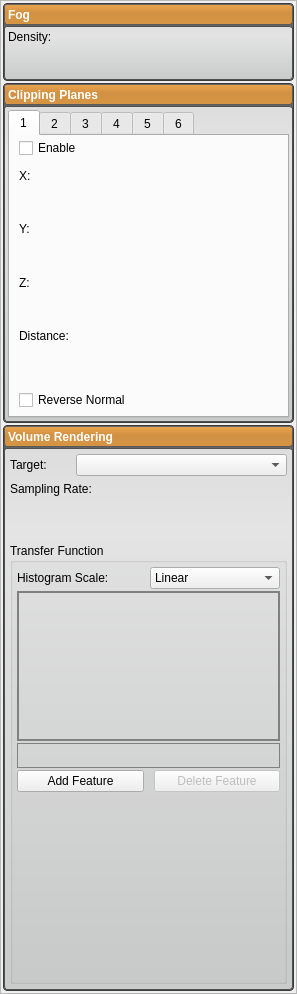
jessdtate/Seg3D, file src/Interface/Application/RenderingDockWidget.ui: the form before one commit.
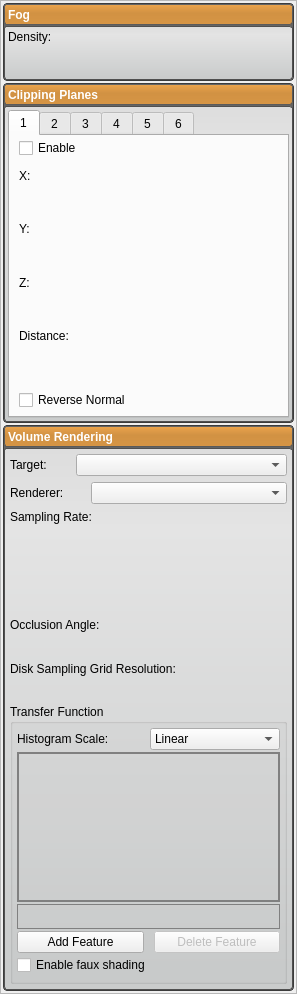
The form after the commit. Custom widgets are drawn as their Qt base class.

Commit message: Added UI controls for ambient occlusion volume renderer.

```diff
--- a/src/Interface/Application/RenderingDockWidget.ui
+++ b/src/Interface/Application/RenderingDockWidget.ui
@@ -224,7 +224,7 @@
          <x>0</x>
          <y>0</y>
          <width>295</width>
-         <height>966</height>
+         <height>970</height>
         </rect>
        </property>
        <layout class="QVBoxLayout" name="scroll_area_layout_">
@@ -1444,6 +1444,35 @@
                 </layout>
                </widget>
               </item>
+              <item>
+               <layout class="QHBoxLayout" name="horizontalLayout_7">
+                <property name="bottomMargin">
+                 <number>0</number>
+                </property>
+                <item>
+                 <widget class="QLabel" name="label_29">
+                  <property name="sizePolicy">
+                   <sizepolicy hsizetype="Fixed" vsizetype="Preferred">
+                    <horstretch>0</horstretch>
+                    <verstretch>0</verstretch>
+                   </sizepolicy>
+                  </property>
+                  <property name="minimumSize">
+                   <size>
+                    <width>75</width>
+                    <height>0</height>
+                   </size>
+                  </property>
+                  <property name="text">
+                   <string>Renderer:</string>
+                  </property>
+                 </widget>
+                </item>
+                <item>
+                 <widget class="QComboBox" name="renderer_combobox_"/>
+                </item>
+               </layout>
+              </item>
               <item>
                <widget class="QLabel" name="label_26">
                 <property name="sizePolicy">
@@ -1458,19 +1487,35 @@
                </widget>
               </item>
               <item>
-               <widget class="QtUtils::QtSliderDoubleCombo" name="vr_sample_rate_" native="true">
-                <property name="sizePolicy">
-                 <sizepolicy hsizetype="Preferred" vsizetype="Fixed">
-                  <horstretch>0</horstretch>
-                  <verstretch>0</verstretch>
-                 </sizepolicy>
-                </property>
-                <property name="minimumSize">
-                 <size>
-                  <width>0</width>
-                  <height>35</height>
-                 </size>
-                </property>
+               <widget class="QtUtils::QtSliderDoubleCombo" name="vr_sample_rate_" native="true"/>
+              </item>
+              <item>
+               <widget class="QWidget" name="occlusion_widget_" native="true">
+                <layout class="QVBoxLayout" name="verticalLayout_25">
+                 <property name="margin">
+                  <number>0</number>
+                 </property>
+                 <item>
+                  <widget class="QLabel" name="label_30">
+                   <property name="text">
+                    <string>Occlusion Angle:</string>
+                   </property>
+                  </widget>
+                 </item>
+                 <item>
+                  <widget class="QtUtils::QtSliderDoubleCombo" name="occlusion_angle_" native="true"/>
+                 </item>
+                 <item>
+                  <widget class="QLabel" name="label_31">
+                   <property name="text">
+                    <string>Disk Sampling Grid Resolution:</string>
+                   </property>
+                  </widget>
+                 </item>
+                 <item>
+                  <widget class="QtUtils::QtSliderIntCombo" name="grid_resolution_" native="true"/>
+                 </item>
+                </layout>
                </widget>
               </item>
               <item>
@@ -1638,6 +1683,13 @@
                    </item>
                   </layout>
                  </item>
+                 <item>
+                  <widget class="QCheckBox" name="faux_checkbox_">
+                   <property name="text">
+                    <string>Enable faux shading</string>
+                   </property>
+                  </widget>
+                 </item>
                  <item>
                   <layout class="QVBoxLayout" name="feature_control_layout_">
                    <property name="spacing">
@@ -1698,6 +1750,12 @@
    <header location="global">Interface/Application/TransferFunctionFeatureWidget.h</header>
    <container>1</container>
   </customwidget>
+  <customwidget>
+   <class>QtUtils::QtSliderIntCombo</class>
+   <extends>QWidget</extends>
+   <header location="global">QtUtils/Widgets/QtSliderIntCombo.h</header>
+   <container>1</container>
+  </customwidget>
  </customwidgets>
  <resources>
   <include location="../../Resources/QtResources.qrc"/>
```
The commit also changes 7 other files.
